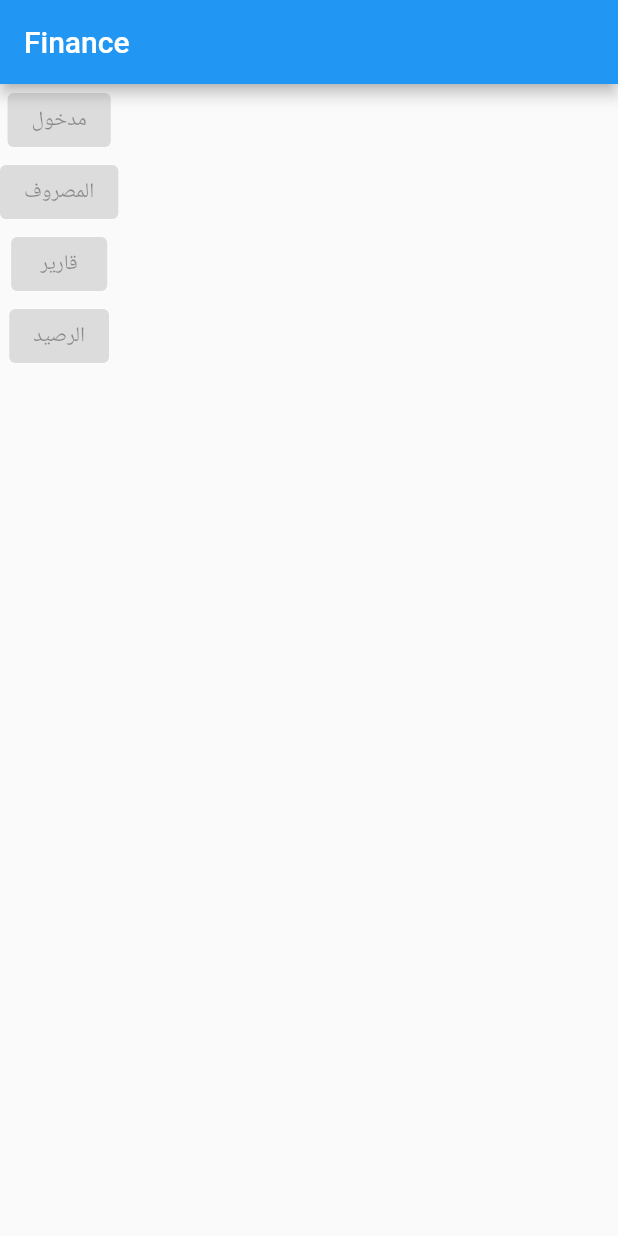
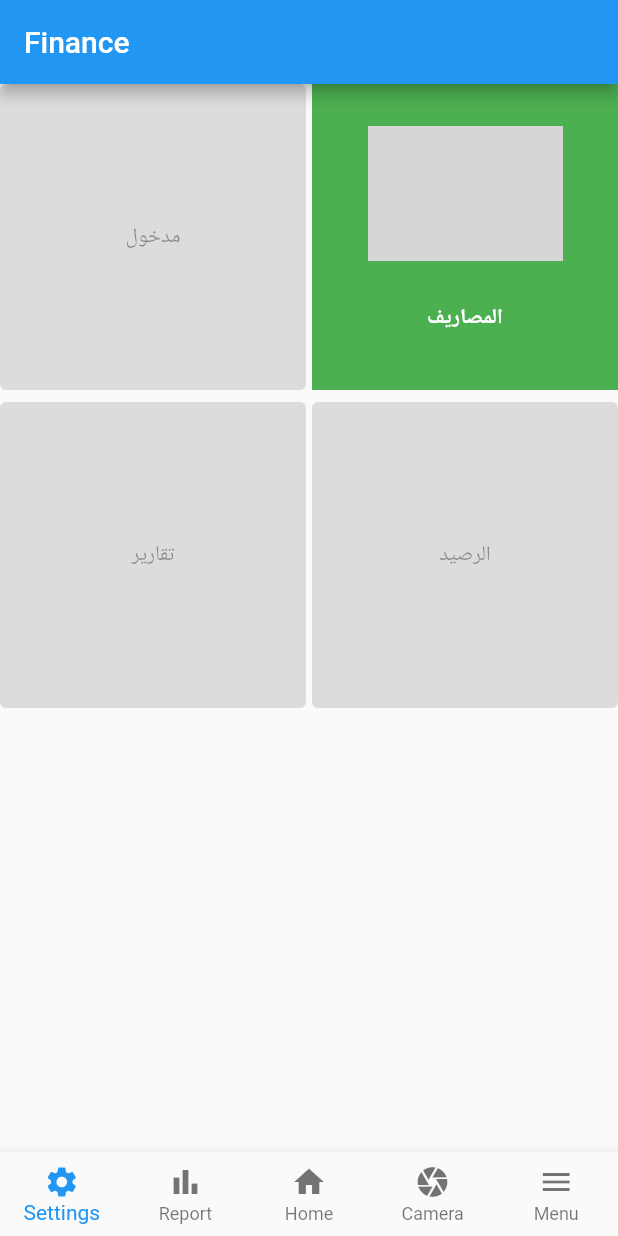
Before and after one commit to NavneetNavadiya/Finance, a Flutter app: the screen it shows after launch, on a phone screen of 412 x 824 dp. Run offline on Flutter 3.47's test engine with Material 2 defaults, Android fonts, the phone set to English and light mode, and no system bars; grey boxes are pictures that could not be loaded.

Commit message:
this include many fixes
add new page for view spend and separate add spend. there some code for database but it dose not wok add object class for database re name some classes

```diff
--- /dev/null
+++ b/lib/Imag.dart
@@ -0,0 +1,20 @@
+import 'package:flutter/material.dart';
+class Img extends StatelessWidget {
+  final String path;
+  var function;
+  Img(this.path, this.function);
+  @override
+  Widget build(BuildContext context) {
+    return InkWell(
+      child:IconButton(
+        onPressed:function,
+        icon: Image.asset(path),
+        iconSize: 130,
+
+    )
+
+    );
+
+  }
+
+}
--- /dev/null
+++ b/lib/boldText.dart
@@ -0,0 +1,18 @@
+import 'package:flutter/material.dart';
+
+class Boldtext extends StatelessWidget {
+  final String text;
+  Boldtext(this.text);
+
+  @override
+  Widget build(BuildContext context) {
+    return Text(
+      text,
+      style: TextStyle(
+        color: Colors.white,
+        fontWeight: FontWeight.bold,
+      ),
+    );
+    throw UnimplementedError();
+  }
+}
--- a/lib/button.dart
+++ b/lib/button.dart
@@ -2,11 +2,17 @@ import 'package:flutter/material.dart';
 class Button extends StatelessWidget {
   final String name;
   var function;
-  var icon;
   Button(this.name, this.function);
   @override
   Widget build(BuildContext context) {
-    return ElevatedButton(onPressed:function, child: Text(name));
+    return Ink(
+      child:ElevatedButton(onPressed:function,
+      child: Text(name),
+      style: ButtonStyle(
+
+      ),
+    )
+    );
 
   }
 
--- a/lib/calander.dart
+++ b/lib/calender.dart
@@ -1,7 +1,7 @@
 import 'package:flutter/material.dart';
-class Calander extends StatelessWidget {
-  final String name;
-  Calander(this.name);
+class Calender extends StatelessWidget {
+
+  Calender();
   @override
   Widget build(BuildContext context) {
      return TextButton(
--- a/lib/main.dart
+++ b/lib/main.dart
@@ -1,65 +1,71 @@
-
+import 'package:finance/boldText.dart';
 import 'package:flutter/material.dart';
 
 import './button.dart';
-import './calander.dart';
-
+import './calender.dart';
+import './navigation_bar.dart';
+import 'SpendingPage.dart';
+import 'Imag.dart';
 
 void main() {
   runApp(MyApp());
 }
-class MyApp extends StatefulWidget{
+
+class MyApp extends StatelessWidget {
   @override
-  State<StatefulWidget> createState() {
-    // TODO: implement createState
-    return _MyAppState();
+  Widget build(BuildContext context) {
+    return MaterialApp(
+      title: 'Finance',
+      theme: ThemeData(
+        primarySwatch: Colors.blue,
+      ),
+      home: Scaffold(
+        appBar: AppBar(title: Text("Finance")),
+        body: MyAppState(),
+        bottomNavigationBar: Nav(),
+      ),
+    );
   }
 }
 
+_nave(BuildContext context, Widget page) {}
+
 // This widget is the root of your application.
- class _MyAppState extends State<MyApp> {
-
+class MyAppState extends StatelessWidget {
   @override
   Widget build(BuildContext context) {
-
     return MaterialApp(
-      title: 'Flutter Demo',
-      theme: ThemeData(
-
-        primarySwatch: Colors.blue,
-      ),
-      home:
-      Scaffold(
-      appBar: AppBar(title: Text("Finance")),
-      body:
-
-
-        Column(children: <Widget>[
+      home: Scaffold(
+        body: GridView.count(
+          crossAxisCount: 2,
+          crossAxisSpacing: 4.0,
+          mainAxisSpacing: 8.0,
+          children: <Widget>[
             Container(
-             child:
-               Button("مدخول",null),
-
+              child: Button("مدخول", null),
             ),
             Container(
-            child: Button("المصروف",null),
+                color: Colors.green,
+                child: Column(
+                  children: <Widget>[
+                    Img("./icon/IconSpend.png", () {
+                      Navigator.push(
+                          context,
+                          MaterialPageRoute(
+                              builder: (context) => SpendingPage()));
+                    }),
+                    Boldtext("المصاريف")
+                  ],
+                )),
+            Container(
+              child: Button("تقارير", null),
             ),
-
             Container(
-          child: Button ("قارير",null),
-
+              child: Button("الرصيد", null),
             ),
-
-        Container(
-          child: Button("الرصيد",null),
-
-        ),
-
           ],
         ),
-
-      )
+      ),
     );
   }
-
-
 }
--- a/lib/navigation_bar.dart
+++ b/lib/navigation_bar.dart
@@ -1,4 +1,6 @@
+import 'package:flutter/cupertino.dart';
 import 'package:flutter/material.dart';
+
 
 
 class Nav extends StatelessWidget {
@@ -7,10 +9,11 @@ class Nav extends StatelessWidget {
   Widget build(BuildContext context) {
     return Container(
       child: BottomNavigationBar(
+        type: BottomNavigationBarType.fixed,
         items: const <BottomNavigationBarItem>[
       BottomNavigationBarItem(
           icon: Icon(Icons.settings),
-        label: 'setting',
+          label: 'Settings',
           backgroundColor: Colors.blue
       ),
       BottomNavigationBarItem(
@@ -32,16 +35,12 @@ class Nav extends StatelessWidget {
           icon: Icon(Icons.menu),
           label: 'Menu',
           backgroundColor: Colors.blue
+
       ),
+
     ],
+
    ),
     );
   }
-//       void _onItemTapped(int index) {
-// setState(() {
-// _selectedIndex = index;
-// });
-// }
-
-
 }
--- a/pubspec.yaml
+++ b/pubspec.yaml
@@ -27,6 +27,8 @@ environment:
 # the latest version available on pub.dev. To see which dependencies have newer
 # versions available, run `flutter pub outdated`.
 dependencies:
+  sqflite: ^1.1.5
+  path:
   flutter:
     sdk: flutter
 
@@ -51,6 +53,8 @@ dev_dependencies:
 
 # The following section is specific to Flutter.
 flutter:
+  assets:
+    - icon/IconSpend.png
 
   # The following line ensures that the Material Icons font is
   # included with your application, so that you can use the icons in
```
Also changed, not shown: lib/Spending.dart (+64 -2 lines), lib/SpendingPage.dart (added, +33 -0 lines), lib/addSpend.dart (added, +51 -0 lines), lib/balancePage.dart (added, +14 -0 lines), lib/database/db.dart (added, +44 -0 lines), lib/spend.dart (added, +18 -0 lines), icon/IconSpend.png (added), pubspec.lock. Lines whose indentation alone changed are shown as unchanged.
